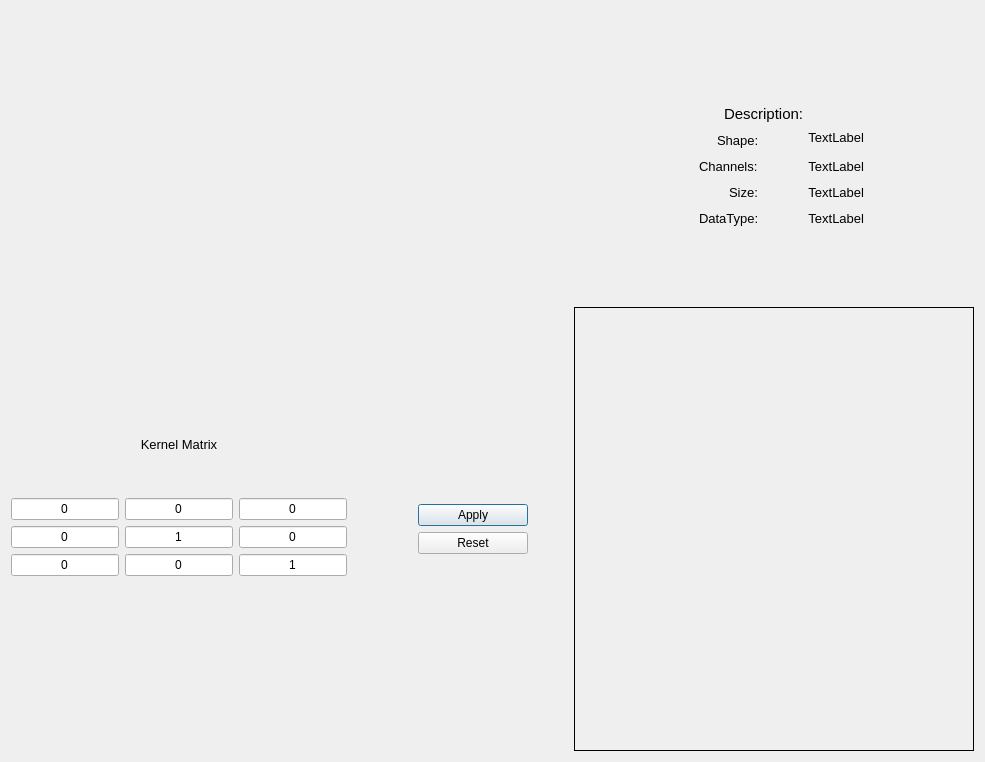
Old version of the form coreUI/image_description_dialog.ui in the repository prateekgurnani10/Image_recognition.
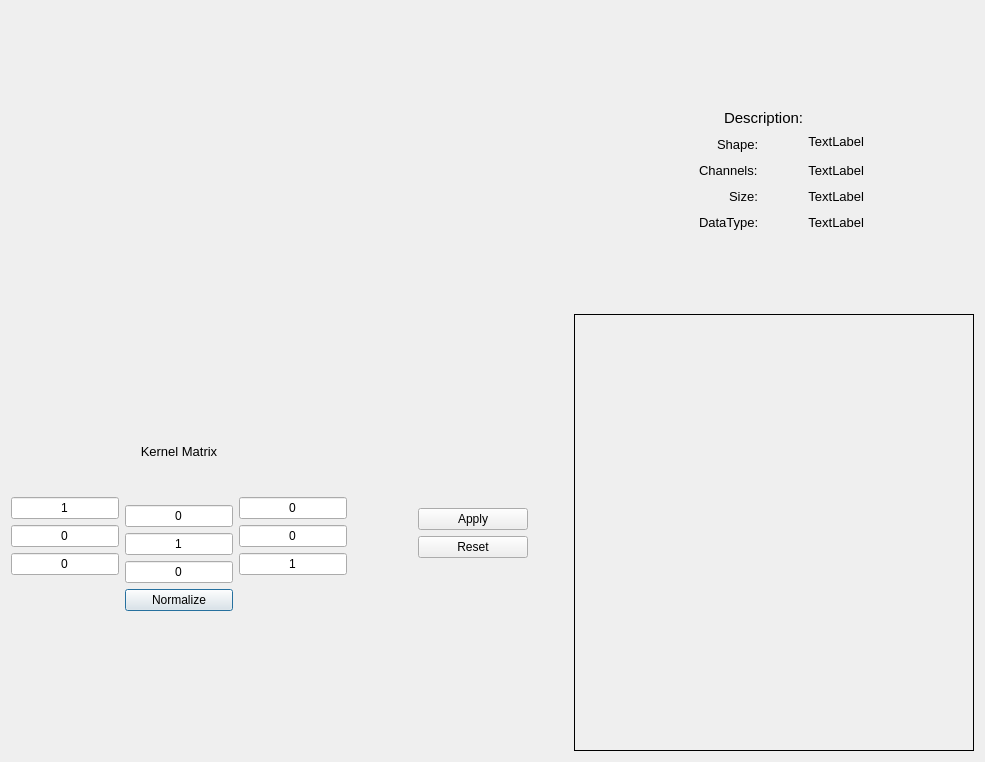
New version of the form. Icons and pictures are not drawn.

Commit message: Added dynamic kernel normalization

What changed in the file:
```diff
--- a/coreUI/image_description_dialog.ui
+++ b/coreUI/image_description_dialog.ui
@@ -63,7 +63,7 @@
           <string/>
          </property>
          <property name="text">
-          <string>0</string>
+          <string>1</string>
          </property>
          <property name="alignment">
           <set>Qt::AlignCenter</set>
@@ -101,7 +101,7 @@
          <property name="sizeHint" stdset="0">
           <size>
            <width>20</width>
-           <height>175</height>
+           <height>176</height>
           </size>
          </property>
         </spacer>
@@ -184,6 +184,18 @@
          </property>
         </widget>
        </item>
+       <item>
+        <widget class="QPushButton" name="normalizeButton">
+         <property name="font">
+          <font>
+           <pointsize>9</pointsize>
+          </font>
+         </property>
+         <property name="text">
+          <string>Normalize</string>
+         </property>
+        </widget>
+       </item>
        <item>
         <spacer name="verticalSpacer_6">
          <property name="orientation">
@@ -195,7 +207,7 @@
          <property name="sizeHint" stdset="0">
           <size>
            <width>20</width>
-           <height>175</height>
+           <height>140</height>
           </size>
          </property>
         </spacer>
@@ -258,7 +270,7 @@
          <property name="sizeHint" stdset="0">
           <size>
            <width>20</width>
-           <height>175</height>
+           <height>176</height>
           </size>
          </property>
         </spacer>
```
The commit also changes 1 other file.
